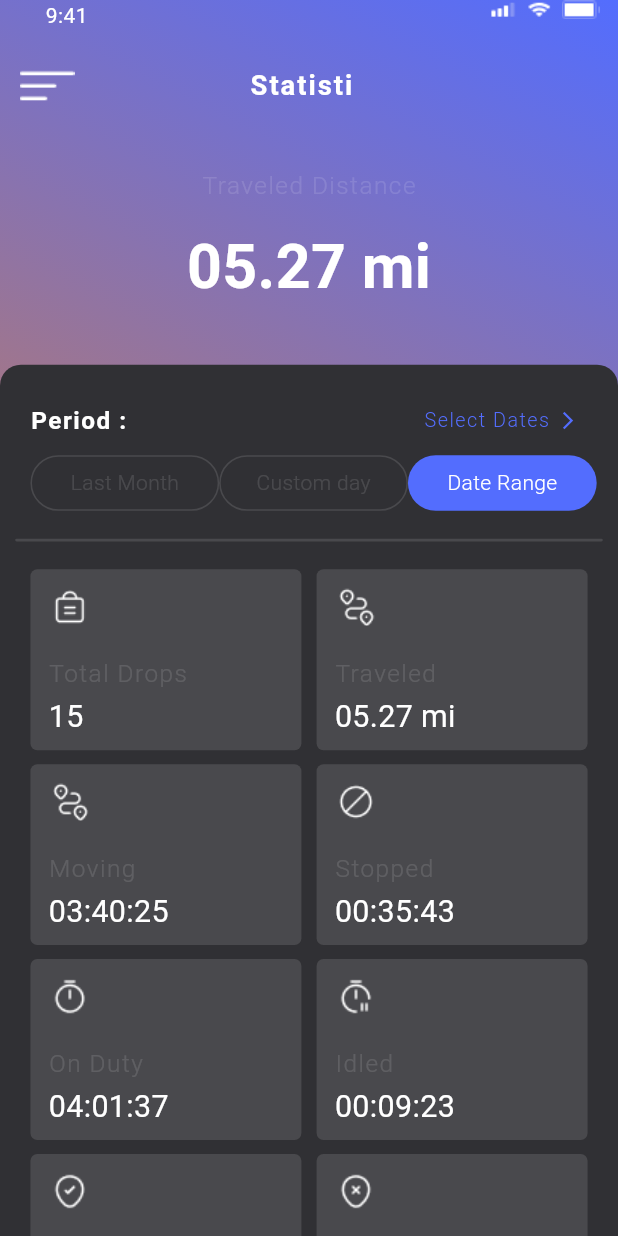
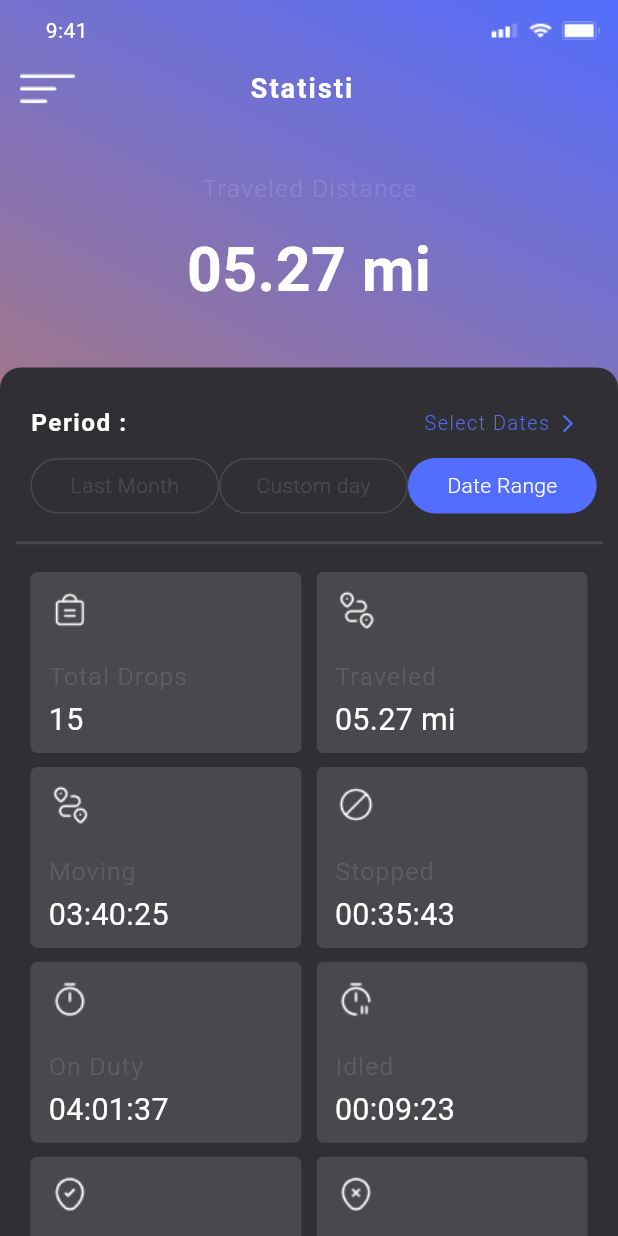
Before and after one commit to DoThienTai/Layout_call, a Flutter app: the DriverStats screen opened by its route, on a phone screen of 412 x 824 dp. Run offline on Flutter 3.47's test engine with Material 3 defaults, Android fonts, the phone set to English and light mode, and no system bars; our stand-ins replace flutter_advanced_switch, flutter_screenutil, google_maps_flutter.

Commit message:
toi uu code ui

```diff
--- a/lib/screen/date_range_screen.dart
+++ b/lib/screen/date_range_screen.dart
@@ -126,6 +126,7 @@ class _DateRangeState extends State<DateRange> {
                             crossAxisAlignment: CrossAxisAlignment.start,
                             children: [
                               Text("Date range",
+                                textAlign: TextAlign.center,
                                 style: TextStyle(color: Color(0xFFffffff),
                                 fontSize: 20.sp,
                                 letterSpacing: 1.3,
@@ -133,6 +134,7 @@ class _DateRangeState extends State<DateRange> {
                               )),
                               SizedBox(height: 4.h,),
                               Text("Jun 08, 2020 - Jun 11, 2022",
+                                textAlign: TextAlign.center,
                                 style: TextStyle(color: Color(0xFFffffff),
                                   fontSize: 16.sp,
                                   letterSpacing: 1,
--- a/lib/screen/driver_stats.dart
+++ b/lib/screen/driver_stats.dart
@@ -23,11 +23,11 @@ class DriverStats extends StatelessWidget {
               children: [
                 //Status bar
                 Container(
-                  height: 17.h,
-                  margin: EdgeInsets.only(bottom: 25.h, left: 30.w, right: 10.w),
+                  height: 44.h,
+                  margin: EdgeInsets.only(left: 30.w, right: 10.w),
                   width: double.infinity,
                   child: Row(
-                      crossAxisAlignment: CrossAxisAlignment.start,
+                      crossAxisAlignment: CrossAxisAlignment.center,
                       mainAxisAlignment: MainAxisAlignment.spaceBetween,
                       children: [
                         Container(
@@ -44,8 +44,8 @@ class DriverStats extends StatelessWidget {
                             mainAxisAlignment: MainAxisAlignment.spaceBetween,
                             children: [
                               Container(
-                                height: 14.w,
-                                width: 20.h,
+                                height: 14.h,
+                                width: 20.w,
                                 margin: EdgeInsets.only(right: 2.w),
                                 child: Image.asset("assets/image/icon_network.png", fit: BoxFit.fill,),
                               ),
@@ -223,8 +223,7 @@ class DriverStats extends StatelessWidget {
                         width: double.infinity,
                         child: SizedBox(),
                       ),
-                      Expanded(
-                        child: Container(
+                      Container(
                         padding: EdgeInsets.symmetric(horizontal: 20.w,vertical: 20.h),
                         child:  Column(
                           children: [
@@ -285,7 +284,6 @@ class DriverStats extends StatelessWidget {
                             ),
                           ],
                         ),
-                        ),
                       )
                     ],
                   ),
--- a/lib/screen/on_call_csreen.dart
+++ b/lib/screen/on_call_csreen.dart
@@ -128,6 +128,7 @@ class _OnCallScreenState extends State<OnCallScreen> {
                 width: 139.w,
                 height: 40.h,
                 margin: EdgeInsets.only(bottom: 8.h, left: 139.w),
+                alignment: Alignment.center,
                 child: Text(
                   'Jessica',
                   style: TextStyle(
@@ -136,7 +137,6 @@ class _OnCallScreenState extends State<OnCallScreen> {
                     letterSpacing: 1.3,
                     fontFamily: 'Roboto-Bold',
                   ),
-                  textAlign: TextAlign.center,
                 ),
               ),
               Container(
```
Also changed, not shown: lib/screen/map_screen.dart (+1 -6 lines). Lines whose indentation alone changed are shown as unchanged.
